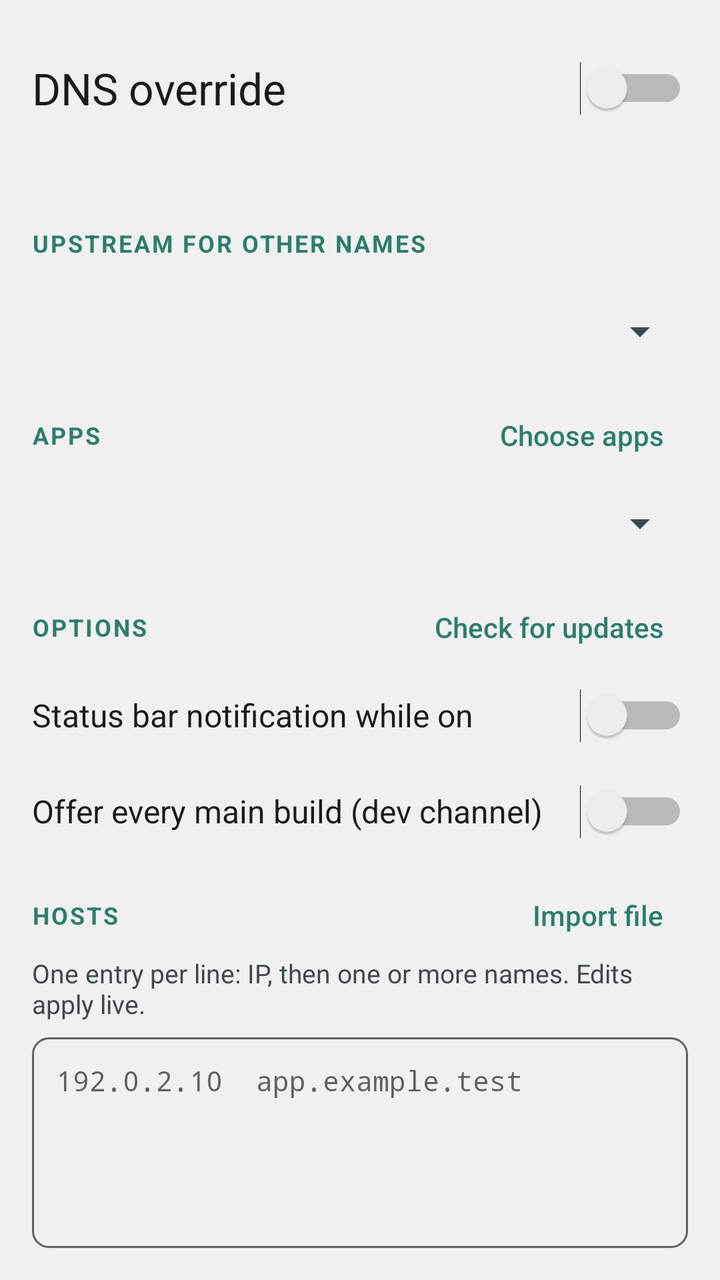
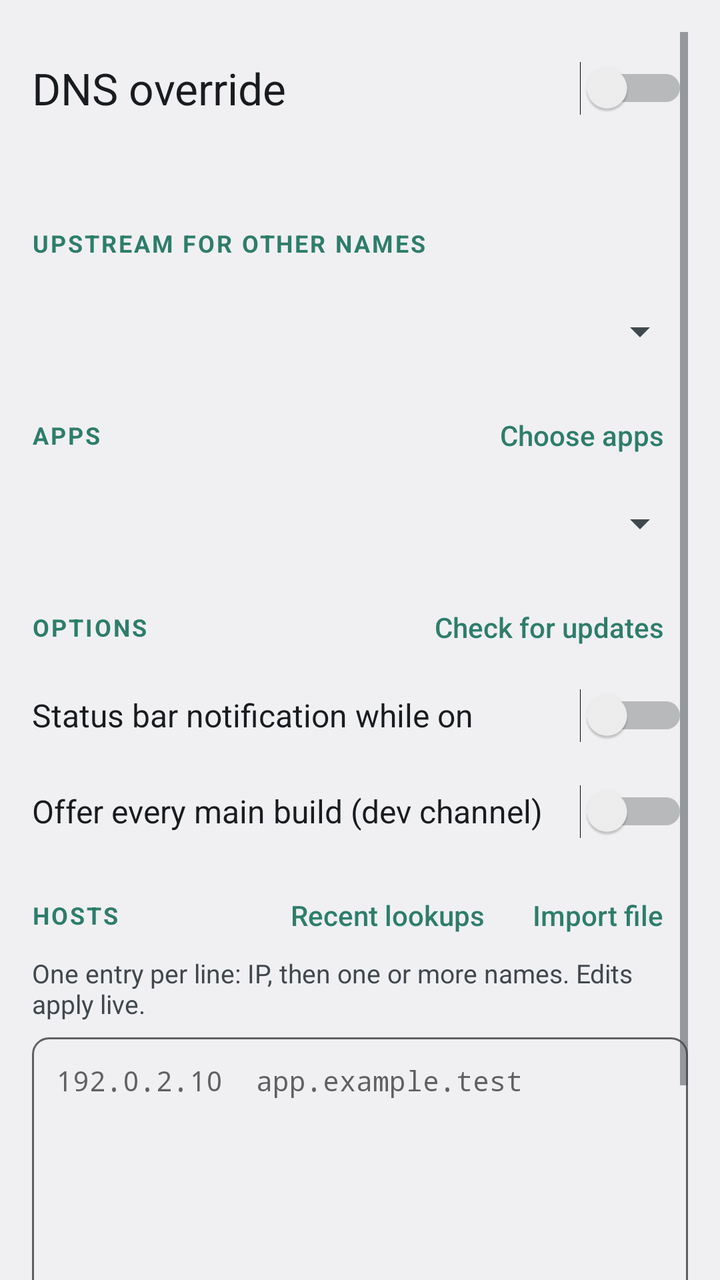

An Android layout rendered at two revisions. The XML below is the earlier revision; the diff shows what the commit changed to produce the second picture.
<!-- AndroidManifest.xml: application theme AppTheme -->
<!-- res/layout/activity_main.xml -->
<?xml version="1.0" encoding="utf-8"?>
<LinearLayout xmlns:android="http://schemas.android.com/apk/res/android"
    android:id="@+id/root"
    android:layout_width="match_parent"
    android:layout_height="match_parent"
    android:orientation="vertical"
    android:padding="16dp">

    <Switch
        android:id="@+id/toggle"
        android:layout_width="match_parent"
        android:layout_height="wrap_content"
        android:minHeight="56dp"
        android:text="DNS override"
        android:textColor="?android:attr/textColorPrimary"
        android:textSize="22sp" />

    <TextView
        android:id="@+id/status"
        style="@style/Helper"
        android:lineSpacingExtra="2sp"
        android:paddingBottom="4dp" />

    <LinearLayout style="@style/SectionRow">

        <TextView
            style="@style/Section"
            android:text="Upstream for other names" />
    </LinearLayout>

    <Spinner
        android:id="@+id/upstream"
        android:layout_width="match_parent"
        android:layout_height="48dp"
        android:spinnerMode="dropdown" />

    <LinearLayout style="@style/SectionRow">

        <TextView
            style="@style/Section"
            android:text="Apps" />

        <Button
            android:id="@+id/appsBtn"
            style="@style/FlatButton"
            android:text="Choose apps" />
    </LinearLayout>

    <Spinner
        android:id="@+id/appMode"
        android:layout_width="match_parent"
        android:layout_height="48dp"
        android:spinnerMode="dropdown" />

    <LinearLayout style="@style/SectionRow">

        <TextView
            style="@style/Section"
            android:text="Options" />

        <Button
            android:id="@+id/checkUpdate"
            style="@style/FlatButton"
            android:text="Check for updates" />
    </LinearLayout>

    <Switch
        android:id="@+id/notif"
        style="@style/RowSwitch"
        android:text="Status bar notification while on" />

    <Switch
        android:id="@+id/devChannel"
        style="@style/RowSwitch"
        android:text="Offer every main build (dev channel)" />

    <LinearLayout style="@style/SectionRow">

        <TextView
            style="@style/Section"
            android:text="Hosts" />

        <Button
            android:id="@+id/importBtn"
            style="@style/FlatButton"
            android:text="Import file" />
    </LinearLayout>

    <TextView
        style="@style/Helper"
        android:paddingBottom="8dp"
        android:text="One entry per line: IP, then one or more names. Edits apply live." />

    <EditText
        android:id="@+id/hosts"
        android:layout_width="match_parent"
        android:layout_height="0dp"
        android:layout_weight="1"
        android:background="@drawable/box"
        android:fontFamily="monospace"
        android:gravity="top|start"
        android:hint="192.0.2.10  app.example.test"
        android:importantForAutofill="no"
        android:inputType="textMultiLine|textNoSuggestions"
        android:padding="12dp"
        android:scrollbars="vertical"
        android:textSize="14sp" />
</LinearLayout>
<!-- resources referenced by this layout -->
<resources>
  <!-- drawable box (drawable) -->
  <?xml version="1.0" encoding="utf-8"?>
  <shape xmlns:android="http://schemas.android.com/apk/res/android" android:shape="rectangle">
      <corners android:radius="8dp" />
      <stroke android:width="1dp" android:color="?android:attr/textColorHint" />
      <solid android:color="@android:color/transparent" />
  </shape>
  <style name="FlatButton" parent="@android:style/Widget.Material.Button.Borderless.Colored">
          <item name="android:layout_width">wrap_content</item>
          <item name="android:layout_height">wrap_content</item>
          <item name="android:minHeight">40dp</item>
          <item name="android:textAllCaps">false</item>
          <item name="android:textSize">14sp</item>
      </style>
  <style name="Helper">
          <item name="android:layout_width">match_parent</item>
          <item name="android:layout_height">wrap_content</item>
          <item name="android:textSize">13sp</item>
          <item name="android:textColor">?android:attr/textColorSecondary</item>
      </style>
  <style name="RowSwitch">
          <item name="android:layout_width">match_parent</item>
          <item name="android:layout_height">wrap_content</item>
          <item name="android:minHeight">48dp</item>
          <item name="android:textSize">16sp</item>
          <item name="android:textColor">?android:attr/textColorPrimary</item>
      </style>
  <style name="Section">
          <item name="android:layout_width">0dp</item>
          <item name="android:layout_weight">1</item>
          <item name="android:layout_height">wrap_content</item>
          <item name="android:textSize">12sp</item>
          <item name="android:textAllCaps">true</item>
          <item name="android:letterSpacing">0.08</item>
          <item name="android:textStyle">bold</item>
          <item name="android:textColor">?android:attr/colorAccent</item>
      </style>
  <style name="SectionRow">
          <item name="android:layout_width">match_parent</item>
          <item name="android:layout_height">wrap_content</item>
          <item name="android:orientation">horizontal</item>
          <item name="android:gravity">center_vertical</item>
          <item name="android:minHeight">40dp</item>
          <item name="android:layout_marginTop">8dp</item>
      </style>
  <style name="AppTheme" parent="@android:style/Theme.Material.Light.DarkActionBar">
          <item name="android:colorAccent">@color/accent</item>
      </style>
  <color name="accent">#FF2E7D6B</color>
</resources>

<!-- the commit's change to res/layout/activity_main.xml (unified diff, before → after) -->
@@ -1,10 +1,16 @@
 <?xml version="1.0" encoding="utf-8"?>
-<LinearLayout xmlns:android="http://schemas.android.com/apk/res/android"
+<ScrollView xmlns:android="http://schemas.android.com/apk/res/android"
     android:id="@+id/root"
     android:layout_width="match_parent"
     android:layout_height="match_parent"
-    android:orientation="vertical"
+    android:clipToPadding="false"
+    android:fillViewport="true"
     android:padding="16dp">
+
+<LinearLayout
+    android:layout_width="match_parent"
+    android:layout_height="wrap_content"
+    android:orientation="vertical">
 
     <Switch
         android:id="@+id/toggle"
@@ -20,6 +26,16 @@
         style="@style/Helper"
         android:lineSpacingExtra="2sp"
         android:paddingBottom="4dp" />
+
+    
+    <TextView
+        android:id="@+id/warning"
+        style="@style/Helper"
+        android:layout_marginBottom="4dp"
+        android:background="@drawable/box"
+        android:padding="10dp"
+        android:textColor="?android:attr/textColorPrimary"
+        android:visibility="gone" />
 
     <LinearLayout style="@style/SectionRow">
 
@@ -81,6 +97,11 @@
             android:text="Hosts" />
 
         <Button
+            android:id="@+id/recentBtn"
+            style="@style/FlatButton"
+            android:text="Recent lookups" />
+
+        <Button
             android:id="@+id/importBtn"
             style="@style/FlatButton"
             android:text="Import file" />
@@ -94,8 +115,9 @@
     <EditText
         android:id="@+id/hosts"
         android:layout_width="match_parent"
-        android:layout_height="0dp"
+        android:layout_height="wrap_content"
         android:layout_weight="1"
+        android:minHeight="220dp"
         android:background="@drawable/box"
         android:fontFamily="monospace"
         android:gravity="top|start"
@@ -103,6 +125,6 @@
         android:importantForAutofill="no"
         android:inputType="textMultiLine|textNoSuggestions"
         android:padding="12dp"
-        android:scrollbars="vertical"
         android:textSize="14sp" />
 </LinearLayout>
+</ScrollView>
